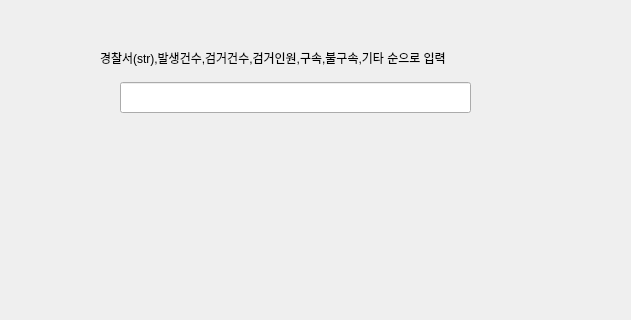
The window that guilist.ui (NoDoHyun/no) describes before a commit, drawn with Qt 5; both pictures show x 200 to 831 and y 448 to 768 of the 1021 by 768 pixel window.
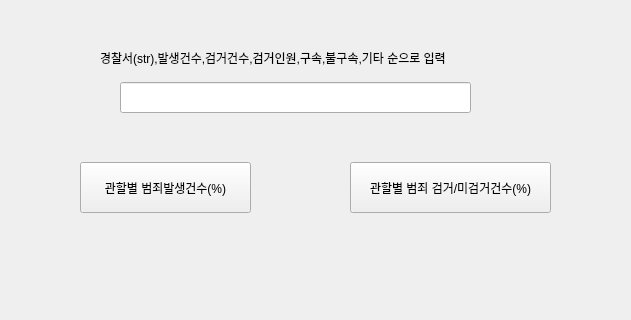
The same window after the commit. Custom widgets are drawn as their Qt base class.

```diff
--- a/guilist.ui
+++ b/guilist.ui
@@ -151,6 +151,32 @@
       <string>경찰서(str),발생건수,검거건수,검거인원,구속,불구속,기타 순으로 입력</string>
      </property>
     </widget>
+    <widget class="QPushButton" name="generation_btn">
+     <property name="geometry">
+      <rect>
+       <x>280</x>
+       <y>610</y>
+       <width>171</width>
+       <height>51</height>
+      </rect>
+     </property>
+     <property name="text">
+      <string>관할별 범죄발생건수(%)</string>
+     </property>
+    </widget>
+    <widget class="QPushButton" name="arrest_unarrest_btn">
+     <property name="geometry">
+      <rect>
+       <x>550</x>
+       <y>610</y>
+       <width>201</width>
+       <height>51</height>
+      </rect>
+     </property>
+     <property name="text">
+      <string>관할별 범죄 검거/미검거건수(%)</string>
+     </property>
+    </widget>
    </widget>
    <widget class="QWidget" name="page"/>
    <widget class="QWidget" name="page_6">
```
